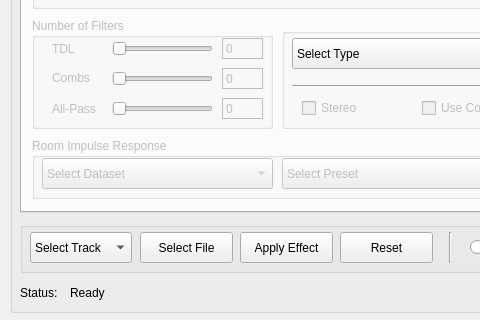
The window that effects.ui (agussolari/assd_tp2_synth) describes before a commit, drawn with Qt 5; both pictures show x 0 to 480 and y 408 to 728 of the 589 by 728 pixel window.
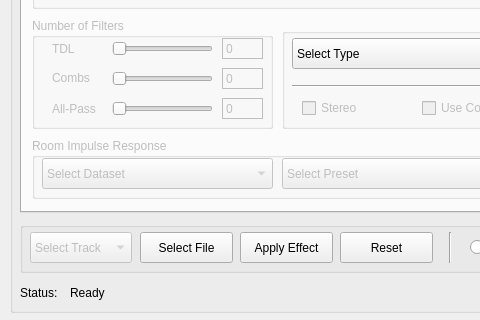
The same window after the commit.

Commit message: Import and export .wav files. Minor changes to the ui. Minor bug fixes. Status messages. Flanger convolution (not working). Error handling.

What changed in the file:
```diff
--- a/effects.ui
+++ b/effects.ui
@@ -3563,6 +3563,9 @@
      <string/>
     </property>
     <widget class="QComboBox" name="comboBox_tracks">
+     <property name="enabled">
+      <bool>false</bool>
+     </property>
      <property name="geometry">
       <rect>
        <x>10</x>
```
Left out of the diff: 6 changed lines with no effect on the pictures. The commit also changes 6 other files.
